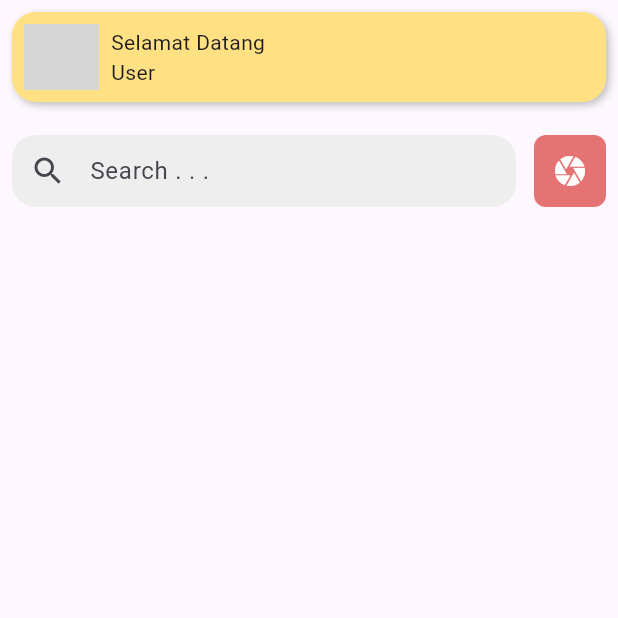
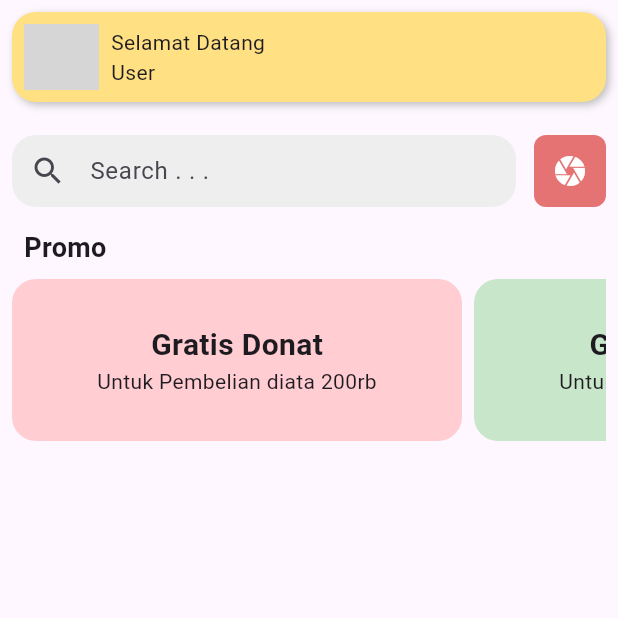
Before and after one commit to putradotid/UI_flutter, a Flutter app: the screen it shows after launch, on a phone screen of 412 x 824 dp, the top half of it. Run offline on Flutter 3.47's test engine with Material 3 defaults, Android fonts, the phone set to English and light mode, and no system bars; network calls fail; grey boxes are pictures that could not be loaded.

Commit message:
membuat widget promo

```diff
--- a/lib/screens/halaman_utama.dart
+++ b/lib/screens/halaman_utama.dart
@@ -1,5 +1,6 @@
 import 'package:flutter/material.dart';
 import 'package:responsive/widgets/pencarian.dart';
+import 'package:responsive/widgets/promo.dart';
 import 'package:responsive/widgets/selamat_datang.dart';
 
 class HalamanUtama extends StatelessWidget {
@@ -14,6 +15,7 @@ class HalamanUtama extends StatelessWidget {
           children: [
             SelamatDatang(),
             Pencarian(),
+            Promo(),
           ],
         ),
       ),
--- /dev/null
+++ b/lib/widgets/promo.dart
@@ -0,0 +1,49 @@
+import 'package:flutter/material.dart';
+import 'package:responsive/data_source.dart';
+
+class Promo extends StatelessWidget {
+  const Promo({super.key});
+
+  @override
+  Widget build(BuildContext context) {
+    return SizedBox(
+      height: 150,
+      width: double.infinity,
+      child: Column(
+        crossAxisAlignment: CrossAxisAlignment.start,
+        children: [
+          Padding(
+            padding: const EdgeInsets.all(8.0),
+            child: Text("Promo", style: TextStyle(fontSize: 18, fontWeight: FontWeight.bold),),
+          ),
+          Expanded(child: ListView.builder(
+          scrollDirection: Axis.horizontal,
+          itemCount: daftarMenuList.length,
+          itemBuilder: (context, index) => Padding(
+            padding: const EdgeInsets.only(right: 8),
+            child: Container(
+              height: 100,
+              width: 300,
+              decoration: BoxDecoration(
+                color: daftarMenuList[index]["warna"],
+                borderRadius: BorderRadius.circular(16),
+              ),
+              child: Padding(
+                padding: const EdgeInsets.all(16.0),
+                child: Column(
+                  mainAxisAlignment: MainAxisAlignment.center,
+                  children: [
+                    Text("Gratis ${daftarMenuList[index]["kategori"]}", style: TextStyle(fontSize: 20, fontWeight: FontWeight.bold),),
+                    Text("Untuk Pembelian diata 200rb"),
+                  ],
+                ),
+              ),
+            ),
+          ),
+          ),
+          ),
+        ],
+      ),
+    );
+  }
+}
```
